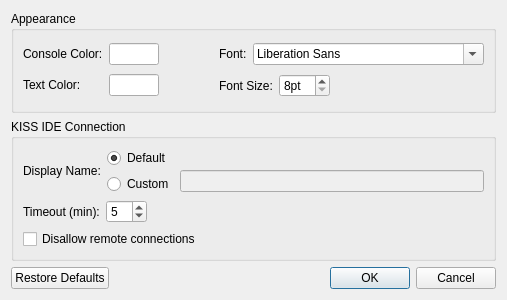
Old version of the form ui/SettingsDialog.ui in the repository kipr/computer.
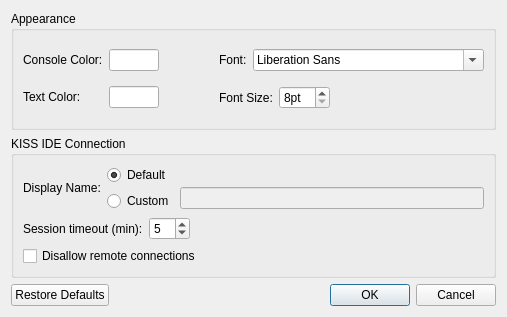
New version of the form. Custom widgets are drawn as their Qt base class.

Commit message: Clarified timeout setting

Diff of the .ui file:
```diff
--- a/ui/SettingsDialog.ui
+++ b/ui/SettingsDialog.ui
@@ -7,7 +7,7 @@
     <x>0</x>
     <y>0</y>
     <width>507</width>
-    <height>300</height>
+    <height>317</height>
    </rect>
   </property>
   <property name="windowTitle">
@@ -84,7 +84,7 @@
         <item>
          <widget class="QLabel" name="timeoutLabel">
           <property name="text">
-           <string>Timeout (min):</string>
+           <string>Session timeout (min):</string>
           </property>
          </widget>
         </item>
```
Left out of the diff: 3 changed lines with no effect on the pictures.
